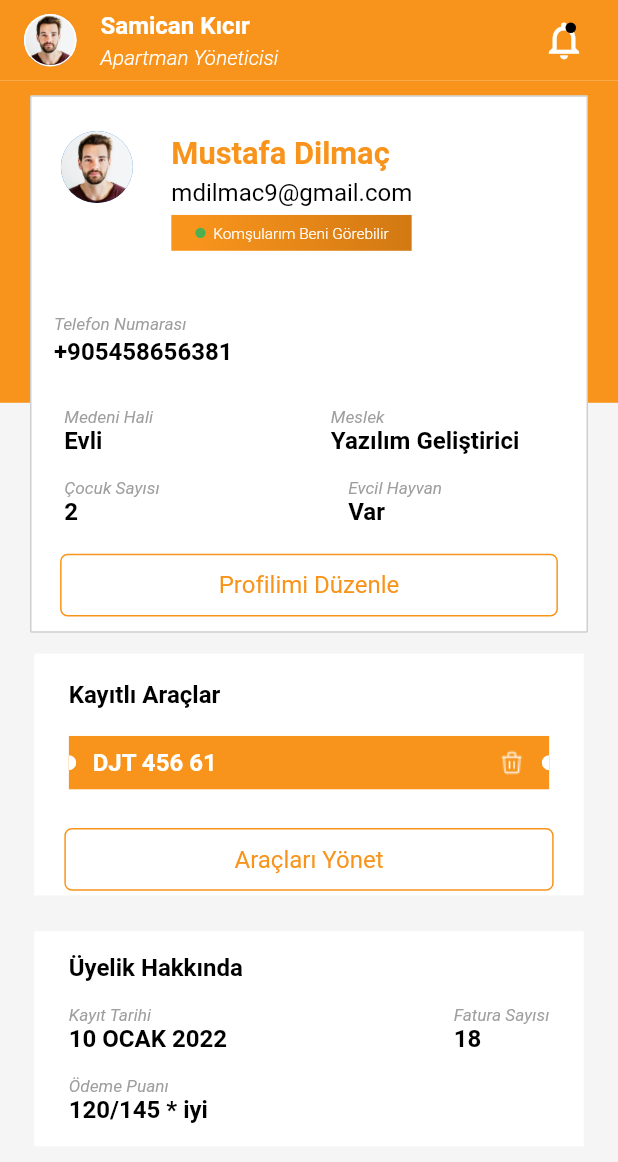
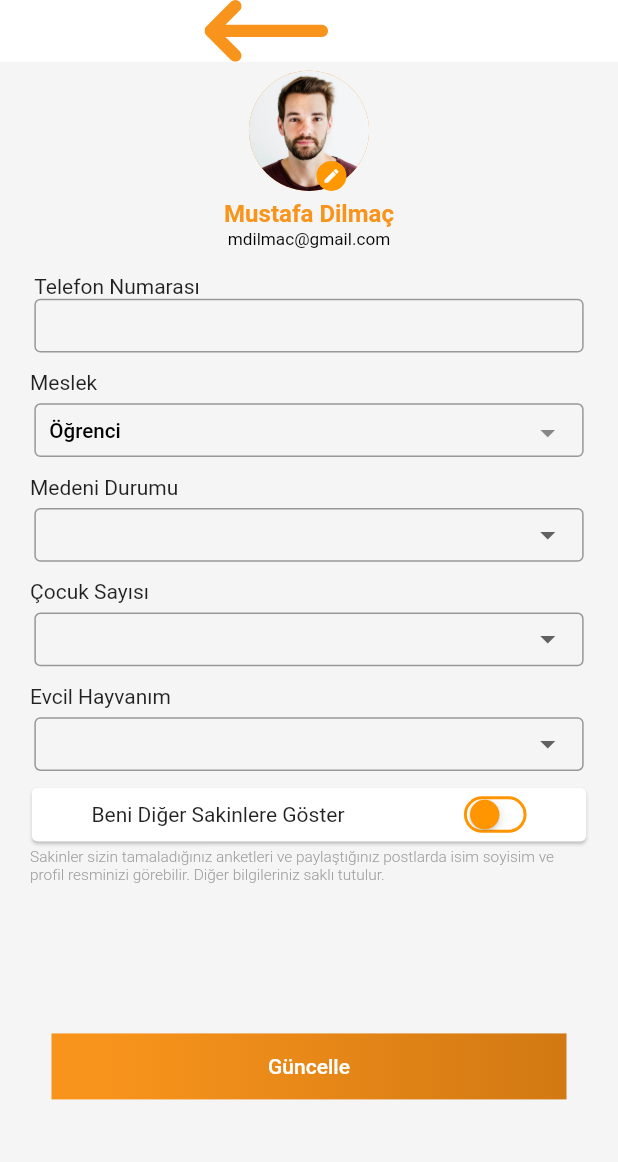
Before and after one commit to abdullah017/Flutter-Apmatik-Mobile, a Flutter app: the screen it shows after launch, on a phone screen of 412 x 824 dp. Shown: the top 1162 px of the screen. Run offline on Flutter 3.47's test engine with Material 2 defaults, Android fonts, the light colour scheme and no system bars; drawn by our look-alikes of dropdown_search; our stand-ins replace cached_network_image, carousel_slider, connectivity_plus, dio, dots_indicator, flutter_screenutil and 6 more; missing offline and left inert: alice, flutter_timer_countdown, mobile_scanner, new_version; Roboto replaces fonts that are missing (SF Pro, SF Pro Rounded); statements that could not run were skipped; project files that could hold a hidden picture were left out.

Commit message:
#009_edit_profile
Edit profile sayfası eklendi
Çeşitli iyileştirmeler

```diff
--- a/lib/app/core/route/app_pages.dart
+++ b/lib/app/core/route/app_pages.dart
@@ -26,8 +26,10 @@ import 'package:apmatik/app/ui/view/home/home_binding.dart';
 import 'package:apmatik/app/ui/view/home/home_view.dart';
 import 'package:apmatik/app/ui/view/menu/menu_binding.dart';
 import 'package:apmatik/app/ui/view/menu/menu_view.dart';
-import 'package:apmatik/app/ui/view/profile/profile_binding.dart';
-import 'package:apmatik/app/ui/view/profile/profile_view.dart';
+import 'package:apmatik/app/ui/view/profile/edit_profile/edit_profile_binding.dart';
+import 'package:apmatik/app/ui/view/profile/edit_profile/edit_profile_view.dart';
+import 'package:apmatik/app/ui/view/profile/show_profile/profile_binding.dart';
+import 'package:apmatik/app/ui/view/profile/show_profile/profile_view.dart';
 
 import 'package:apmatik/app/ui/view/splash/splah_view.dart';
 import 'package:apmatik/app/ui/view/splash/splash_binding.dart';
@@ -38,7 +40,7 @@ part 'app_routes.dart';
 
 class AppPages {
   AppPages._();
-  static const INITIAL = Routes.PROFILE;
+  static const INITIAL = Routes.EDITPROFILE;
   static const HOME = Routes.PROFILE;
   static final routes = [
     GetPage(
@@ -121,5 +123,10 @@ class AppPages {
       page: () => ProfileView(),
       binding: ProfileBinding(),
     ),
+    GetPage(
+      name: _Paths.EDITPROFILE,
+      page: () => EditProfileView(),
+      binding: EditProfileBinding(),
+    ),
   ];
 }
--- a/lib/app/core/route/app_routes.dart
+++ b/lib/app/core/route/app_routes.dart
@@ -25,6 +25,7 @@ abstract class Routes {
   static const SELECTAPARTMENT = _Paths.SELECTAPARTMENT;
   static const MENU = _Paths.MENU;
   static const PROFILE = _Paths.PROFILE;
+  static const EDITPROFILE = _Paths.EDITPROFILE;
 }
 
 abstract class _Paths {
@@ -49,4 +50,5 @@ abstract class _Paths {
   static const SELECTAPARTMENT = '/selectapartment';
   static const MENU = '/menu';
   static const PROFILE = '/profile';
+  static const EDITPROFILE = '/edit_profile';
 }
--- /dev/null
+++ b/lib/app/ui/view/profile/edit_profile/edit_profile_binding.dart
@@ -0,0 +1,9 @@
+import 'package:apmatik/app/ui/view/profile/edit_profile/edit_profile_controller.dart';
+import 'package:get/get.dart';
+
+class EditProfileBinding extends Bindings {
+  @override
+  void dependencies() {
+    Get.put<EditProfileController>(EditProfileController());
+  }
+}
--- /dev/null
+++ b/lib/app/ui/view/profile/edit_profile/edit_profile_controller.dart
@@ -0,0 +1,25 @@
+import 'package:apmatik/app/core/base/base_view.dart';
+import 'package:get/get.dart';
+
+class EditProfileController extends BaseController {
+  List<String> joblist = [
+    "Öğrenci",
+    "Öğretmen",
+    "Serbest Meslek",
+    "Avukat",
+    "Doktor",
+    "Polis"
+  ].obs;
+
+  List<String> durum = [
+    "Evli",
+    "Bekar",
+  ].obs;
+  String? selectedJobValue = 'Öğrenci';
+  String? selectedDurum = 'Evli';
+  bool toggle = false;
+  @override
+  void onInit() {
+    super.onInit();
+  }
+}
--- /dev/null
+++ b/lib/app/ui/view/profile/edit_profile/edit_profile_view.dart
@@ -0,0 +1,301 @@
+// ignore_for_file: must_be_immutable
+
+import 'package:apmatik/app/core/base/base_view.dart';
+import 'package:apmatik/app/core/constant/asset_constants.dart';
+import 'package:apmatik/app/core/constant/color_constants.dart';
+import 'package:apmatik/app/ui/style/text_style.dart';
+import 'package:apmatik/app/ui/view/profile/edit_profile/edit_profile_controller.dart';
+import 'package:apmatik/app/ui/widgets/custom_appbar.dart';
+import 'package:apmatik/app/ui/widgets/custom_elevated_button.dart';
+import 'package:dropdown_search/dropdown_search.dart';
+import 'package:flutter/cupertino.dart';
+
+import 'package:flutter/material.dart';
+import 'package:flutter_screenutil/flutter_screenutil.dart';
+
+class EditProfileView extends BaseView<EditProfileController> {
+  @override
+  Widget vBuilder() => Scaffold(
+      backgroundColor: AppColors.PAGEBACKGROUND,
+      appBar: CustomAppBar(),
+      body: ListView(
+        children: [
+          Padding(
+            padding: EdgeInsets.symmetric(vertical: 5.0.h),
+            child: Center(
+              child: Stack(
+                children: [
+                  CircleAvatar(
+                    backgroundColor: AppColors.ORANGE,
+                    backgroundImage: AssetImage(AppAssets.appbar),
+                    radius: 35.r,
+                  ),
+                  Positioned(
+                    bottom: 0,
+                    left: 45,
+                    child: Container(
+                      decoration: BoxDecoration(
+                          color: Colors.orange,
+                          shape: BoxShape.circle,
+                          border: Border.all(
+                            width: 4,
+                            color: Colors.orange,
+                          )),
+                      child: Icon(
+                        Icons.edit,
+                        size: 12,
+                        color: Colors.white,
+                      ),
+                    ),
+                  )
+                ],
+              ),
+            ),
+          ),
+          Center(
+            child: Text.rich(
+              TextSpan(
+                text: 'Mustafa Dilmaç\n',
+                style:
+                    appTextStyle.getSfProDisplaySemiBold_h6(AppColors.ORANGE),
+                children: [
+                  TextSpan(
+                      text: 'mdilmac@gmail.com',
+                      style: appTextStyle
+                          .getSfProDisplayRegular_H6(AppColors.BLACK)),
+                ],
+              ),
+              textAlign: TextAlign.center,
+            ),
+          ),
+          SizedBox(
+            height: 15.h,
+          ),
+          Padding(
+            padding: EdgeInsets.symmetric(horizontal: 20.0.w),
+            child: Text('Telefon Numarası'),
+          ),
+          Padding(
+            padding: EdgeInsets.symmetric(horizontal: 20.0.w),
+            child: Container(
+              width: 330.w,
+              height: 30.h,
+              child: TextFormField(
+                decoration: InputDecoration(
+                  contentPadding: EdgeInsets.symmetric(
+                      vertical: 10.0.h, horizontal: 10.0.h),
+                  border: OutlineInputBorder(
+                    borderSide: BorderSide(color: Colors.grey, width: 2.0),
+                  ),
+                ),
+              ),
+            ),
+          ),
+          SizedBox(
+            height: 10.h,
+          ),
+          Padding(
+            padding: const EdgeInsets.symmetric(horizontal: 20.0),
+            child: Text('Meslek'),
+          ),
+          Padding(
+            padding: EdgeInsets.symmetric(horizontal: 20.w, vertical: 5.h),
+            child: Theme(
+              data: ThemeData(
+                  textTheme: TextTheme(
+                      subtitle1: AppTextStyle()
+                          .getSfProDisplayMedium_H6(AppColors.BLACK))),
+              child: Container(
+                width: 330.w,
+                height: 30.h,
+                child: DropdownSearch<String>(
+                  dropdownButtonProps: DropdownButtonProps(
+                    padding: EdgeInsets.only(left: 20.w),
+                  ),
+                  dropdownDecoratorProps: DropDownDecoratorProps(
+                    dropdownSearchDecoration: InputDecoration(
+                      contentPadding: const EdgeInsets.symmetric(
+                          vertical: 10.0, horizontal: 10.0),
+                      border: OutlineInputBorder(),
+                    ),
+                  ),
+                  popupProps: PopupProps.menu(
+                    showSearchBox: true,
+                    showSelectedItems: true,
+                    disabledItemFn: (String s) => s.startsWith('I'),
+                  ),
+                  items: controller.joblist,
+                  onChanged: print,
+                  //show selected item
+                  selectedItem: "Öğrenci",
+                ),
+              ),
+            ),
+          ),
+          SizedBox(
+            height: 5.h,
+          ),
+          Padding(
+            padding: const EdgeInsets.symmetric(horizontal: 20.0),
+            child: Text('Medeni Durumu'),
+          ),
+          Padding(
+            padding: EdgeInsets.symmetric(horizontal: 20.w, vertical: 5.h),
+            child: Theme(
+              data: ThemeData(
+                textTheme: TextTheme(
+                  subtitle1:
+                      AppTextStyle().getSfProDisplayMedium_H6(AppColors.BLACK),
+                ),
+              ),
+              child: Container(
+                width: 330.w,
+                height: 30.h,
+                child: DropdownButtonFormField(
+                  decoration: InputDecoration(
+                    contentPadding: const EdgeInsets.symmetric(
+                        vertical: 10.0, horizontal: 10.0),
+                    border: OutlineInputBorder(),
+                  ),
+                  items: controller.durum.map((String value) {
+                    return DropdownMenuItem<String>(
+                      value: value,
+                      child: Text(value),
+                    );
+                  }).toList(),
+                  onChanged: (val) {},
+                ),
+              ),
+            ),
+          ),
+          SizedBox(
+            height: 5.h,
+          ),
+          Padding(
+            padding: const EdgeInsets.symmetric(horizontal: 20.0),
+            child: Text('Çocuk Sayısı'),
+          ),
+          Padding(
+            padding: EdgeInsets.symmetric(horizontal: 20.w, vertical: 5.h),
+            child: Theme(
+              data: ThemeData(
+                textTheme: TextTheme(
+                  subtitle1:
+                      AppTextStyle().getSfProDisplayMedium_H6(AppColors.BLACK),
+                ),
+              ),
+              child: Container(
+                width: 330.w,
+                height: 30.h,
+                child: DropdownButtonFormField(
+                  decoration: InputDecoration(
+                    contentPadding: const EdgeInsets.symmetric(
+                        vertical: 10.0, horizontal: 10.0),
+                    border: OutlineInputBorder(),
+                  ),
+                  items: controller.durum.map((String value) {
+                    return DropdownMenuItem<String>(
+                      value: value,
+                      child: Text(value),
+                    );
+                  }).toList(),
+                  onChanged: (val) {},
+                ),
+              ),
+            ),
+          ),
+          SizedBox(
+            height: 5.h,
+          ),
+          Padding(
+            padding: const EdgeInsets.symmetric(horizontal: 20.0),
+            child: Text('Evcil Hayvanım'),
+          ),
+          Padding(
+            padding: EdgeInsets.symmetric(horizontal: 20.w, vertical: 5.h),
+            child: Theme(
+              data: ThemeData(
+                textTheme: TextTheme(
+                  subtitle1:
+                      AppTextStyle().getSfProDisplayMedium_H6(AppColors.BLACK),
+                ),
+              ),
+              child: Container(
+                width: 330.w,
+                height: 30.h,
+                child: DropdownButtonFormField(
+                  decoration: InputDecoration(
+                    contentPadding: const EdgeInsets.symmetric(
+                        vertical: 10.0, horizontal: 10.0),
+                    border: OutlineInputBorder(),
+                  ),
+                  items: controller.durum.map((String value) {
+                    return DropdownMenuItem<String>(
+                      value: value,
+                      child: Text(value),
+                    );
+                  }).toList(),
+                  onChanged: (val) {},
+                ),
+              ),
+            ),
+          ),
+          SizedBox(
+            height: 1.h,
+          ),
+          Padding(
+            padding: EdgeInsets.symmetric(horizontal: 15.0.w),
+            child: Card(
+              child: Container(
+                width: 350.w,
+                height: 30.h,
+                child: Row(
+                  mainAxisAlignment: MainAxisAlignment.spaceAround,
+                  children: [
+                    Text('Beni Diğer Sakinlere Göster'),
+                    Container(
+                      decoration: BoxDecoration(
+                          border: Border.all(
+                              color: CupertinoColors.activeOrange, width: 2),
+                          borderRadius: BorderRadius.all(Radius.circular(20))),
+                      child: SizedBox(
+                        width: 33.w,
+                        height: 17.h,
+                        child: Transform.scale(
+                          transformHitTests: false,
+                          scale: .7,
+                          child: CupertinoSwitch(
+                            value: controller.toggle,
+                            trackColor: Colors.transparent,
+                            onChanged: (value) {
+                              controller.toggle = value;
+                              controller.update();
+                            },
+                            activeColor: Colors.transparent,
+                            thumbColor: CupertinoColors.activeOrange,
+                          ),
+                        ),
+                      ),
+                    )
+                  ],
+                ),
+              ),
+            ),
+          ),
+          Padding(
+            padding: const EdgeInsets.symmetric(horizontal: 20.0),
+            child: Text(
+              'Sakinler sizin tamaladığınız anketleri ve paylaştığınız postlarda isim soyisim ve profil resminizi görebilir. Diğer bilgileriniz saklı tutulur.',
+              style: appTextStyle.getSfProDisplayLight_H6(AppColors.GREY),
+            ),
+          ),
+          SizedBox(
+            height: 100,
+          ),
+          CustomElevatedButton(
+            onPressed: () {},
+            child: Text('Güncelle'),
+          ),
+        ],
+      ));
+}
--- a/lib/app/ui/view/profile/profile_binding.dart
+++ b/lib/app/ui/view/profile/show_profile/profile_binding.dart
@@ -1,4 +1,4 @@
-import 'package:apmatik/app/ui/view/profile/profile_controller.dart';
+import 'package:apmatik/app/ui/view/profile/show_profile/profile_controller.dart';
 
 import 'package:get/get.dart';
 
--- a/lib/app/ui/view/profile/profile_view.dart
+++ b/lib/app/ui/view/profile/show_profile/profile_view.dart
@@ -4,7 +4,7 @@ import 'package:apmatik/app/core/base/base_view.dart';
 import 'package:apmatik/app/core/constant/asset_constants.dart';
 import 'package:apmatik/app/core/constant/color_constants.dart';
 import 'package:apmatik/app/ui/style/text_style.dart';
-import 'package:apmatik/app/ui/view/profile/profile_controller.dart';
+import 'package:apmatik/app/ui/view/profile/show_profile/profile_controller.dart';
 import 'package:apmatik/app/ui/widgets/custom_elevated_button.dart';
 import 'package:apmatik/app/ui/widgets/login_appbar.dart';
 import 'package:apmatik/app/ui/widgets/plate_card.dart';
--- a/lib/app/ui/widgets/custom_appbar.dart
+++ b/lib/app/ui/widgets/custom_appbar.dart
@@ -1,5 +1,6 @@
 // ignore_for_file: must_be_immutable
 
+import 'package:apmatik/app/core/constant/color_constants.dart';
 import 'package:flutter/material.dart';
 import 'package:flutter_screenutil/flutter_screenutil.dart';
 import 'package:flutter_svg/flutter_svg.dart';
@@ -11,7 +12,7 @@ class CustomAppBar extends StatelessWidget implements PreferredSizeWidget {
 
   @override
   Size get preferredSize =>
-      Get.width >= 390 ? Size.fromHeight(0.10.sw) : Size.fromHeight(0.20.sw);
+      Get.width >= 390 ? Size.fromHeight(0.1.sw) : Size.fromHeight(0.15.sw);
 
   @override
   Widget build(BuildContext context) {
@@ -74,7 +75,7 @@ class CustomAppBar extends StatelessWidget implements PreferredSizeWidget {
           //       )
           //     :
           AppBar(
-        backgroundColor: Colors.transparent,
+        backgroundColor: AppColors.WHITE,
         leadingWidth: double.infinity,
         elevation: 0,
         toolbarHeight: preferredSize.height,
```
Also changed, not shown: lib/app/ui/view/profile/show_profile/profile_controller.dart (renamed from lib/app/ui/view/profile/profile_controller.dart).
